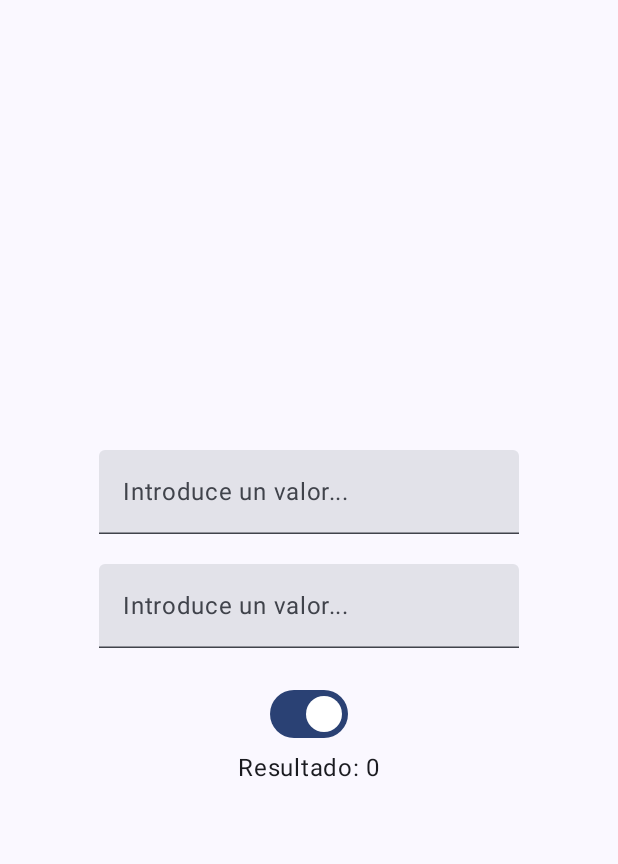
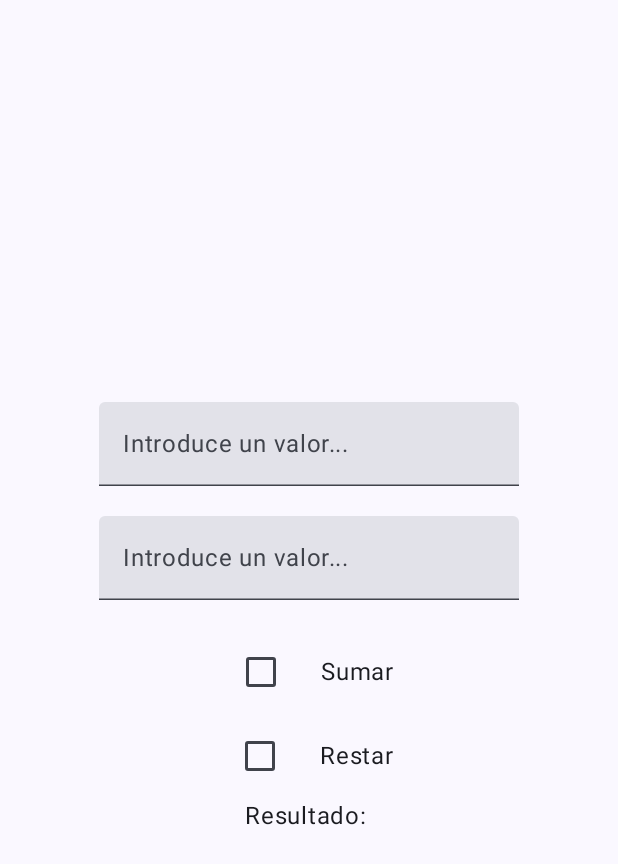
Before and after one commit to jjhernandez-usj/MasterTSA, an Android app built with Jetpack Compose: the screen it shows after launch (MainActivity), on a phone screen of 412 x 824 dp. Shown: the top 864 px of the screen. Run offline under Robolectric (Android 15) with nearby library versions, the phone set to English and light mode, and no system bars.

```diff
--- a/app/src/main/java/es/usj/jjhernandez/mastertsa/MainActivity.kt
+++ b/app/src/main/java/es/usj/jjhernandez/mastertsa/MainActivity.kt
@@ -5,9 +5,16 @@ import androidx.activity.ComponentActivity
 import androidx.activity.compose.setContent
 import androidx.compose.foundation.layout.Arrangement
 import androidx.compose.foundation.layout.Column
+import androidx.compose.foundation.layout.Row
 import androidx.compose.foundation.layout.Spacer
 import androidx.compose.foundation.layout.fillMaxSize
+import androidx.compose.foundation.layout.fillMaxWidth
+import androidx.compose.foundation.layout.height
 import androidx.compose.foundation.layout.padding
+import androidx.compose.foundation.selection.toggleable
+import androidx.compose.foundation.text.KeyboardOptions
+import androidx.compose.material3.Checkbox
+import androidx.compose.material3.MaterialTheme
 import androidx.compose.material3.Scaffold
 import androidx.compose.material3.Switch
 import androidx.compose.runtime.getValue
@@ -19,7 +26,9 @@ import androidx.compose.material3.TextField
 import androidx.compose.runtime.Composable
 import androidx.compose.ui.Alignment
 import androidx.compose.ui.Modifier
+import androidx.compose.ui.semantics.Role
 import androidx.compose.ui.text.TextStyle
+import androidx.compose.ui.text.input.KeyboardType
 import androidx.compose.ui.tooling.preview.Preview
 import androidx.compose.ui.unit.dp
 import es.usj.jjhernandez.mastertsa.ui.theme.MasterTSATheme
@@ -47,15 +56,22 @@ fun String.toSafeInt(): Int {
     }
 }
 
+fun result(operations: List<String>, text1: String, text2: String) : String {
+    var result = ""
+    if(operations.contains("plus"))
+        result += "\n\t Plus: ${plus(text1.toSafeInt(), text2.toSafeInt())}"
+    if(operations.contains("minus"))
+        result += "\n\t Minus: ${minus(text1.toSafeInt(), text2.toSafeInt())}"
+return result
+}
 @Composable
 fun SumScreen() {
 
     var text1 by remember { mutableStateOf("") }
     var text2 by remember { mutableStateOf("") }
-    var operation by remember { mutableStateOf(true) }
+    var operations by remember { mutableStateOf(listOf<String>()) }
 
-    val result = if (operation) plus(text1.toSafeInt(), text2.toSafeInt()) else minus(text1.toSafeInt(), text2.toSafeInt())
-
+    var result = result(operations, text1, text2)
 
     Scaffold(modifier = Modifier.fillMaxSize()) { innerPadding ->
         Column(
@@ -70,7 +86,8 @@ fun SumScreen() {
                 onValueChange = { text1 = it },
                 label = { Text("Introduce un valor...") },
                 textStyle = TextStyle.Default,
-                modifier = Modifier.padding(innerPadding)
+                modifier = Modifier.padding(innerPadding),
+                keyboardOptions = KeyboardOptions(keyboardType = KeyboardType.Number),
             )
             Spacer(modifier = Modifier.padding(10.dp))
             TextField(
@@ -78,12 +95,58 @@ fun SumScreen() {
                 onValueChange = { text2 = it },
                 label = { Text("Introduce un valor...") },
                 textStyle = TextStyle.Default,
-                modifier = Modifier.padding(innerPadding)
+                modifier = Modifier.padding(innerPadding),
+                keyboardOptions = KeyboardOptions(keyboardType = KeyboardType.Number)
+            )
+            Spacer(modifier = Modifier.padding(10.dp))
+            Row(
+                Modifier
+                    .fillMaxWidth()
+                    .height(56.dp)
+                    .padding(horizontal = 16.dp),
+                verticalAlignment = Alignment.CenterVertically,
+                horizontalArrangement = Arrangement.Center
+            ) {
+                Checkbox(
+                    checked = operations.contains("plus"),
+                    onCheckedChange = { checked ->
+                        operations = if (checked) {
+                            operations + "plus"
+                        } else {
+                            operations - "plus"
+                        }
+                    }
                 )
-            Spacer(modifier = Modifier.padding(10.dp))
-            Switch(operation, {
-                operation = it
-            }, thumbContent = if(operation) { { Text("+") } } else { { Text("-") } })
+                Text(
+                    text = "Sumar",
+                    style = MaterialTheme.typography.bodyLarge,
+                    modifier = Modifier.padding(start = 16.dp)
+                )
+            }
+            Row(
+                Modifier
+                    .fillMaxWidth()
+                    .height(56.dp)
+                    .padding(horizontal = 16.dp),
+                verticalAlignment = Alignment.CenterVertically,
+                horizontalArrangement = Arrangement.Center
+            ) {
+                Checkbox(
+                    checked = operations.contains("minus"),
+                    onCheckedChange = { checked ->
+                        operations = if (checked) {
+                            operations + "minus"
+                        } else {
+                            operations - "minus"
+                        }
+                    }
+                )
+                Text(
+                    text = "Restar",
+                    style = MaterialTheme.typography.bodyLarge,
+                    modifier = Modifier.padding(start = 16.dp)
+                )
+            }
             Text("Resultado: ${result}")
         }
     }
```
